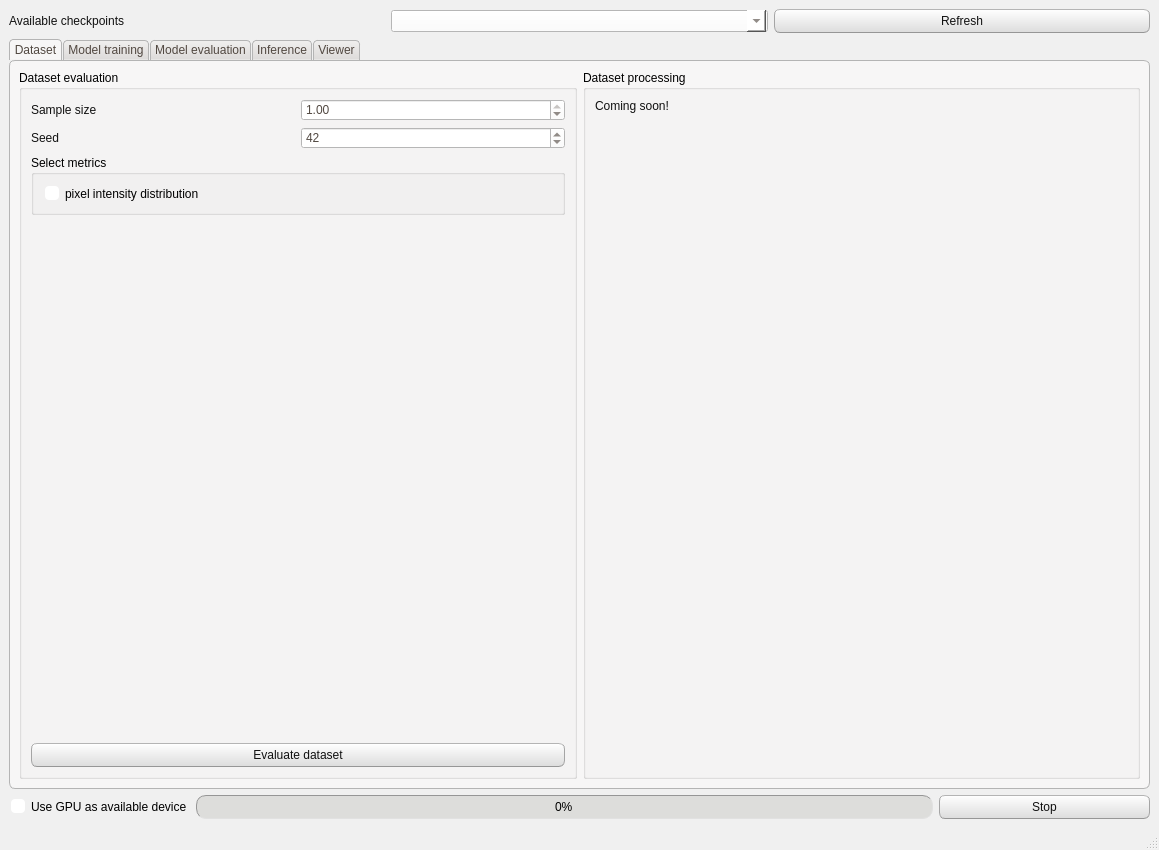
Above: FEXT/app/src/window_layout.ui from CTCycle/FEXT-Autoencoder before the change. Below: the same form after it.
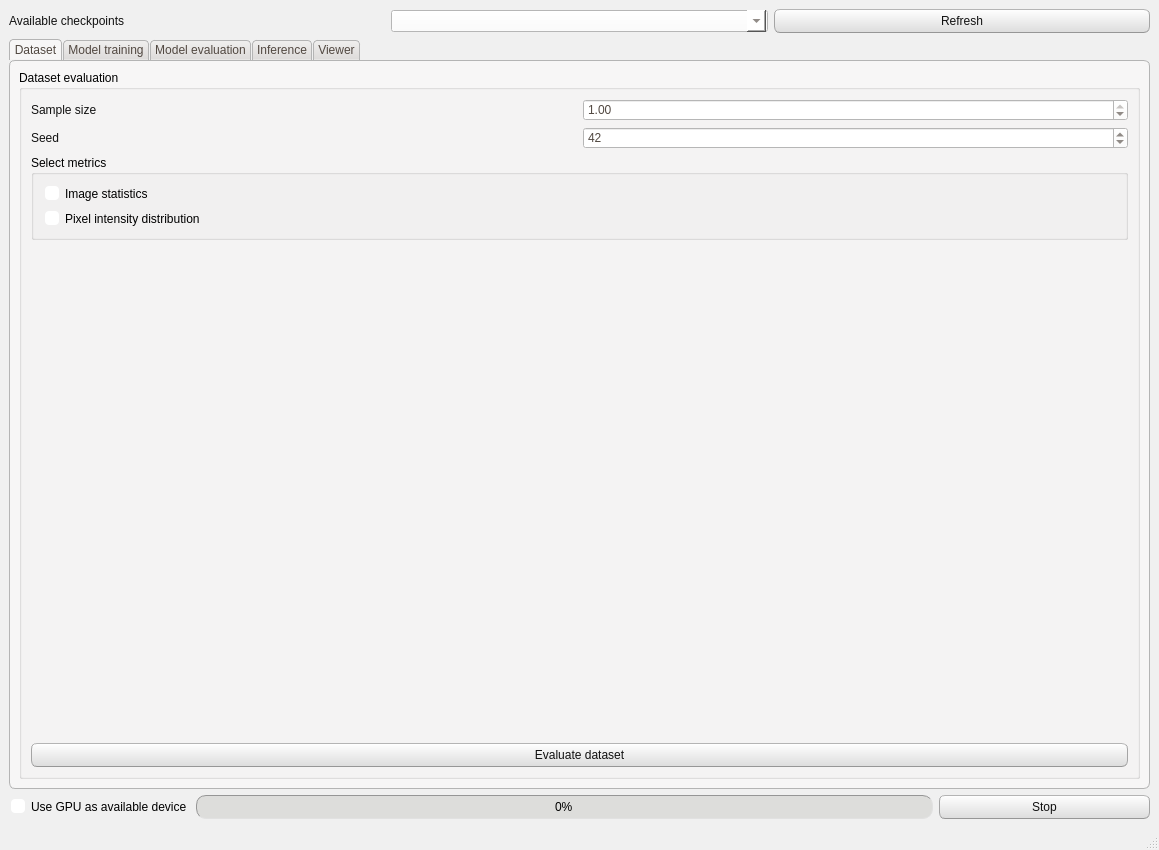
That is the form after the change.

Commit message: changed some widget references

Diff of the .ui file:
```diff
--- a/FEXT/app/src/window_layout.ui
+++ b/FEXT/app/src/window_layout.ui
@@ -607,7 +607,14 @@
               <item>
                <widget class="QCheckBox" name="getPixDist">
                 <property name="text">
-                 <string>pixel intensity distribution</string>
+                 <string>Image statistics</string>
+                </property>
+               </widget>
+              </item>
+              <item>
+               <widget class="QCheckBox" name="pixDist">
+                <property name="text">
+                 <string>Pixel intensity distribution</string>
                 </property>
                </widget>
               </item>
@@ -637,35 +644,6 @@
           </layout>
          </widget>
         </item>
-        <item row="0" column="1">
-         <widget class="QGroupBox" name="groupBox_13">
-          <property name="title">
-           <string>Dataset processing</string>
-          </property>
-          <layout class="QVBoxLayout" name="verticalLayout_22">
-           <item>
-            <widget class="QLabel" name="label">
-             <property name="text">
-              <string>Coming soon!</string>
-             </property>
-            </widget>
-           </item>
-           <item>
-            <spacer name="verticalSpacer_11">
-             <property name="orientation">
-              <enum>Qt::Orientation::Vertical</enum>
-             </property>
-             <property name="sizeHint" stdset="0">
-              <size>
-               <width>218</width>
-               <height>602</height>
-              </size>
-             </property>
-            </spacer>
-           </item>
-          </layout>
-         </widget>
-        </item>
        </layout>
       </widget>
       <widget class="QWidget" name="trainTab">
```
Left out of the diff: 4 changed lines with no effect on the pictures. The commit also changes 2 other files.
